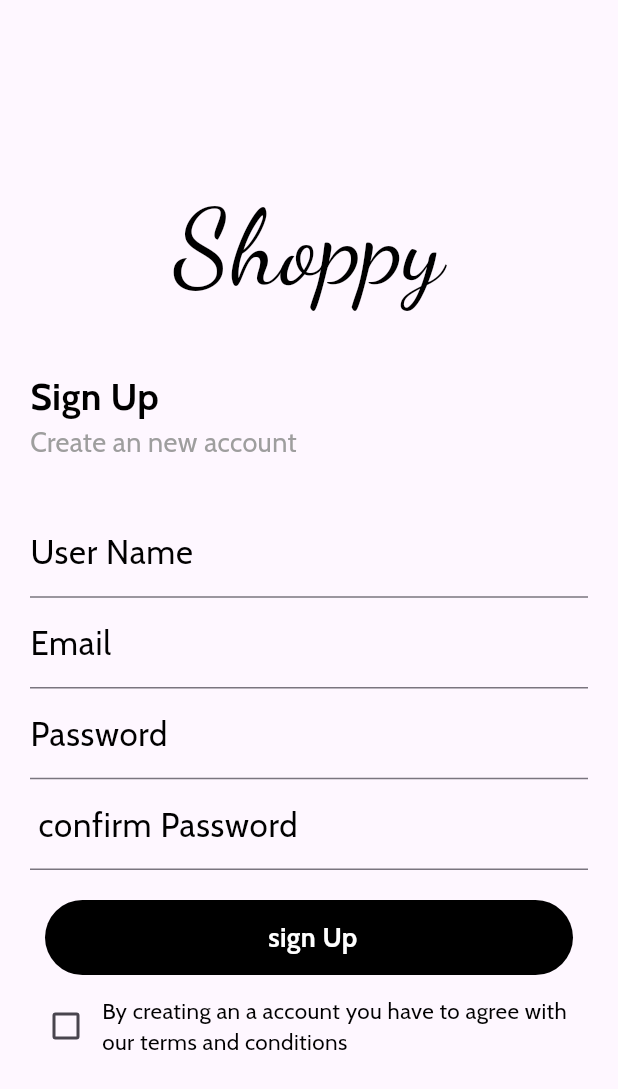
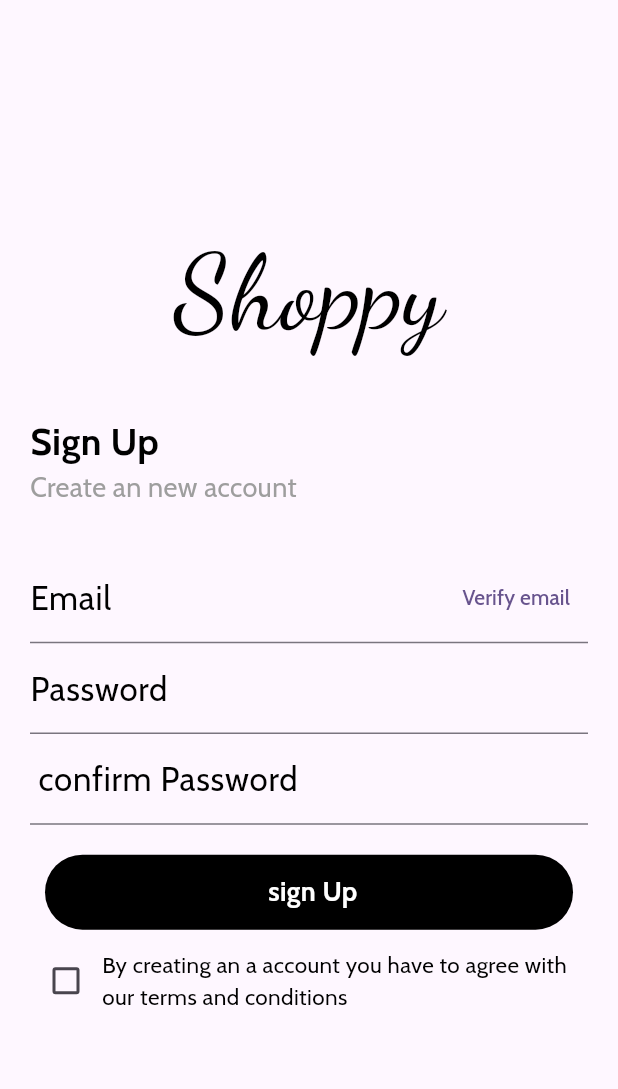
Before and after one commit to fariskk/shoppy, a Flutter app: the LoginScreen screen opened by its route, after a tap on "Sign up", on a phone screen of 412 x 824 dp. Shown: the top 1089 px of the screen. Run offline on Flutter 3.47's test engine with Material 3 defaults, Android fonts, the phone set to English and light mode, and no system bars; our stand-ins replace bloc, carousel_slider, cloud_firestore, firebase_auth, firebase_core, flutter_bloc and 2 more; missing offline and left inert: email_sender, flexi_image_slider, star_rating; accounts and stored records are empty; network calls fail.

Commit message:
signup completed

```diff
--- /dev/null
+++ b/lib/core/common_data/scroll_position.dart
@@ -0,0 +1,6 @@
+import 'package:flutter/material.dart';
+
+class StoredScrollPosition {
+  Key homekey = Key("homekey");
+  Key catkey = Key("homekey");
+}
--- /dev/null
+++ b/lib/core/validator/signup_form_validator.dart
@@ -0,0 +1,24 @@
+class SignupFormvalidator {
+  String? validateEmail(String email) {
+    if (!email.contains("@")) {
+      return "Invalid Email";
+    }
+    return null;
+  }
+
+  String? validatePassword(String password) {
+    if (password.length < 8) {
+      return "Password must have 8 charecters";
+    }
+    return null;
+  }
+
+  String? validateConformPassword(String password, String conformPassword) {
+    if (password.contains(conformPassword)) {
+      return null;
+    }
+    if (password != conformPassword) {
+      return "Passwords not match";
+    }
+  }
+}
--- a/lib/features/login/precentation/bloc/login_bloc.dart
+++ b/lib/features/login/precentation/bloc/login_bloc.dart
@@ -1,4 +1,5 @@
 import 'package:bloc/bloc.dart';
+import 'package:cloud_firestore/cloud_firestore.dart';
 import 'package:firebase_auth/firebase_auth.dart';
 import 'package:flutter/material.dart';
 import 'package:go_router/go_router.dart';
@@ -13,8 +14,20 @@ class LoginBloc extends Bloc<LoginEvent, LoginState> {
       emit(LoadingState());
       try {
         GoogleAuthProvider _googleAuthProvider = GoogleAuthProvider();
+        final fir = FirebaseFirestore.instance.collection("users");
+        await FirebaseAuth.instance.signInWithProvider(_googleAuthProvider);
+        String email = FirebaseAuth.instance.currentUser!.email!;
+        fir.doc(email).get().then((value) {
+          if (!value.exists) {
+            print("exists");
+            fir.doc(email).set({
+              "email": email,
+              "my_orders": ["test2"],
+              "my_favourites": []
+            });
+          }
+        });
 
-        await FirebaseAuth.instance.signInWithProvider(_googleAuthProvider);
         ScaffoldMessenger.of(event.context)
             .showSnackBar(SnackBar(content: Text("Logged in Successfully")));
         event.context.go("/homeScreen");
--- a/lib/features/login/precentation/screens/login_screen.dart
+++ b/lib/features/login/precentation/screens/login_screen.dart
@@ -74,7 +74,33 @@ class LoginScreen extends StatelessWidget {
                   textcolor: Colors.white,
                   icon: Icons.facebook,
                   iconColor: Colors.white),
-              InkWell(
+              BlocBuilder<LoginBloc, LoginState>(
+                builder: (context, state) {
+                  if (state is LoadingState) {
+                    return loginLoadingButton(context);
+                  }
+                  return googleLogiinButton(context);
+                },
+              ),
+              Align(
+                  alignment: Alignment.bottomCenter,
+                  child: TextButton(
+                      onPressed: () {
+                        context.go("/signupScreen");
+                      },
+                      child: Text(
+                        "Sign up",
+                        style: TextStyle(fontSize: 17),
+                      )))
+            ],
+          ),
+        ),
+      ),
+    ));
+  }
+
+  InkWell googleLogiinButton(BuildContext context) {
+    return InkWell(
       splashColor: Colors.transparent,
       onTap: () async {
         context
@@ -115,21 +141,24 @@ class LoginScreen extends StatelessWidget {
           ),
         ),
       ),
+    );
+  }
+
+  //Loding button
+
+  Container loginLoadingButton(BuildContext context) {
+    return Container(
+      height: 50,
+      margin: const EdgeInsets.all(10),
+      width: MediaQuery.of(context).size.width - 50,
+      decoration: BoxDecoration(
+          border: Border.all(
+            color: Colors.grey,
           ),
-              Align(
-                  alignment: Alignment.bottomCenter,
-                  child: TextButton(
-                      onPressed: () {
-                        context.go("/signupScreen");
-                      },
-                      child: Text(
-                        "Sign up",
-                        style: TextStyle(fontSize: 17),
-                      )))
-            ],
+          borderRadius: BorderRadius.all(Radius.circular(30))),
+      child: Center(
+        child: CircularProgressIndicator(color: Colors.black),
       ),
-        ),
-      ),
-    ));
+    );
   }
 }
--- /dev/null
+++ b/lib/features/sign_up/presentation/bloc/signup_event.dart
@@ -0,0 +1,28 @@
+part of 'signup_bloc.dart';
+
+@immutable
+sealed class SignupEvent {}
+
+class SignupButtonClickedEvent extends SignupEvent {
+  BuildContext context;
+  String email;
+  String password;
+  SignupButtonClickedEvent(
+      {required this.context, required this.email, required this.password});
+}
+
+class VerifyEmailButtonClickedEvent extends SignupEvent {
+  BuildContext context;
+
+  String userEmail;
+  VerifyEmailButtonClickedEvent(
+      {required this.context, required this.userEmail});
+}
+
+class VerifyButtonClickedEvent extends SignupEvent {
+  BuildContext context;
+  String otp;
+  String userEmail;
+  VerifyButtonClickedEvent(
+      {required this.context, required this.otp, required this.userEmail});
+}
--- /dev/null
+++ b/lib/features/sign_up/presentation/bloc/signup_state.dart
@@ -0,0 +1,10 @@
+part of 'signup_bloc.dart';
+
+@immutable
+sealed class SignupState {}
+
+final class SignupInitial extends SignupState {}
+
+class OtpVerifiedState extends SignupState {}
+
+class OtpVerificationFaildState extends SignupState {}
--- a/lib/features/sign_up/presentation/screens/Sign_up_screen.dart
+++ b/lib/features/sign_up/presentation/screens/Sign_up_screen.dart
@@ -1,9 +1,17 @@
 import 'package:flutter/material.dart';
+import 'package:flutter_bloc/flutter_bloc.dart';
 import 'package:go_router/go_router.dart';
 import 'package:shoppy/core/common/common_widgets.dart';
+import 'package:shoppy/core/validator/signup_form_validator.dart';
+import 'package:shoppy/features/sign_up/presentation/bloc/signup_bloc.dart';
 
 class SignupScreen extends StatelessWidget {
   SignupScreen({super.key});
+  final _emailController = TextEditingController();
+  final _otpController = TextEditingController();
+  final _passwordContrtoller = TextEditingController();
+  final _conformPasswordController = TextEditingController();
+  bool otpVisibility = false;
 
   @override
   Widget build(BuildContext context) {
@@ -26,22 +34,81 @@ class SignupScreen extends StatelessWidget {
               const SizedBox(
                 height: 30,
               ),
-              TextField(
-                decoration: InputDecoration(
-                    labelText: "User Name",
-                    labelStyle: TextStyle(fontSize: 22, color: Colors.black)),
-              ),
-              TextField(
+              TextFormField(
+                controller: _emailController,
                 decoration: InputDecoration(
                     labelText: "Email",
-                    labelStyle: TextStyle(fontSize: 22, color: Colors.black)),
+                    labelStyle: TextStyle(fontSize: 22, color: Colors.black),
+                    suffixIcon: TextButton(
+                      child: Text("Verify email"),
+                      onPressed: () {
+                        if (!_emailController.text.contains("@")) {
+                          ScaffoldMessenger.of(context).showSnackBar(
+                              SnackBar(content: Text("Invalid email")));
+                          return;
+                        }
+                        otpVisibility = true;
+                        context.read<SignupBloc>().add(
+                            VerifyEmailButtonClickedEvent(
+                                context: context,
+                                userEmail: _emailController.text));
+                      },
+                    )),
               ),
-              TextField(
+              BlocBuilder<SignupBloc, SignupState>(
+                builder: (context, state) {
+                  if (state is OtpVerifiedState) {
+                    return SizedBox();
+                  }
+                  return Visibility(
+                      visible: otpVisibility,
+                      child: Row(
+                        children: [
+                          Container(
+                            width: 150,
+                            height: 50,
+                            color: const Color.fromARGB(255, 233, 230, 230),
+                            child: TextField(
+                              controller: _otpController,
+                              decoration: InputDecoration(
+                                  hintText: " OTP", border: InputBorder.none),
+                            ),
+                          ),
+                          myButton(() {
+                            context
+                                .read<SignupBloc>()
+                                .add(VerifyButtonClickedEvent(
+                                  userEmail: _emailController.text,
+                                  context: context,
+                                  otp: _otpController.text,
+                                ));
+                          }, Colors.white, "Verify", 50, 60, 0,
+                              textcolor: Colors.green)
+                        ],
+                      ));
+                },
+              ),
+              TextFormField(
+                obscureText: true,
+                autovalidateMode: AutovalidateMode.onUserInteraction,
+                validator: (value) {
+                  return SignupFormvalidator()
+                      .validatePassword(_passwordContrtoller.text);
+                },
+                controller: _passwordContrtoller,
                 decoration: InputDecoration(
                     labelText: "Password",
                     labelStyle: TextStyle(fontSize: 22, color: Colors.black)),
               ),
-              TextField(
+              TextFormField(
+                obscureText: true,
+                autovalidateMode: AutovalidateMode.onUserInteraction,
+                validator: (value) {
+                  return SignupFormvalidator().validateConformPassword(
+                      _passwordContrtoller.text,
+                      _conformPasswordController.text);
+                },
+                controller: _conformPasswordController,
                 decoration: InputDecoration(
                     labelText: " confirm Password",
                     labelStyle: TextStyle(fontSize: 22, color: Colors.black)),
@@ -50,11 +117,14 @@ class SignupScreen extends StatelessWidget {
                 height: 10,
               ),
               myButton(() {
-                context.go("/successScreen", extra: {
-                  "message": "signup success",
-                  "nextRout": "/homeScreen",
-                  "buttonText": "Start Shopping"
-                });
+                if (_passwordContrtoller.text.isNotEmpty &&
+                    _conformPasswordController.text ==
+                        _passwordContrtoller.text) {
+                  context.read<SignupBloc>().add(SignupButtonClickedEvent(
+                      context: context,
+                      email: _emailController.text,
+                      password: _passwordContrtoller.text));
+                } else {}
               }, Colors.black, "sign Up", 50,
                   MediaQuery.of(context).size.width - 50, 30,
                   textcolor: Colors.white),
--- a/lib/main.dart
+++ b/lib/main.dart
@@ -7,6 +7,7 @@ import 'package:shoppy/core/firebase_options.dart';
 import 'package:shoppy/core/routs/routs.dart';
 import 'package:shoppy/features/home/presentation/state/cubit/home_ui_cubit.dart';
 import 'package:shoppy/features/login/precentation/bloc/login_bloc.dart';
+import 'package:shoppy/features/sign_up/presentation/bloc/signup_bloc.dart';
 
 void main() async {
   WidgetsFlutterBinding.ensureInitialized();
@@ -29,6 +30,9 @@ class MyApp extends StatelessWidget {
         BlocProvider(
           create: (context) => LoginBloc(),
         ),
+        BlocProvider(
+          create: (context) => SignupBloc(),
+        ),
       ],
       child: MaterialApp.router(
           routerConfig: route,
--- a/pubspec.yaml
+++ b/pubspec.yaml
@@ -39,13 +39,14 @@ dependencies:
   firebase_storage: ^11.5.6
   firebase_auth: ^4.15.3
   cloud_firestore: ^4.13.6
-  google_fonts: ^6.1.0
+  google_fonts: 4.0.4
   bloc: ^8.1.2
   flutter_bloc: ^8.1.3
   go_router: ^13.0.0
   carousel_slider: ^4.2.1
   star_rating: ^0.11.0
   flexi_image_slider: ^1.0.8
+  email_sender: ^1.3.3
 
 dev_dependencies:
   flutter_test:
```
Also changed, not shown: lib/features/sign_up/presentation/bloc/signup_bloc.dart (added, +78 -0 lines), pubspec.lock, 1 other file. Lines whose indentation alone changed are shown as unchanged.
